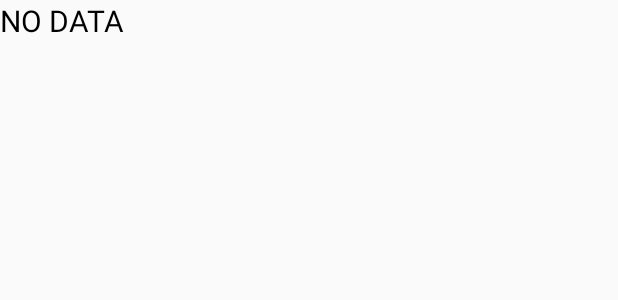
After one commit to nuxlight/NotaCnam, an Android app: the layout liste_style.xml on its own in the app's theme, with its tools: preview values and no code run, on a phone screen of 412 x 824 dp. The commit adds this screen. Shown: the top 300 px of the screen. Run offline under Robolectric (Android 15) with nearby library versions, the phone set to English and light mode, and no system bars.

Commit message:
First listview okay ;)
Signed-off-by: Thibaud Pellissier <thibaudpellissier@gmail.com>

```diff
--- a/app/src/main/java/trashcompagnie/notacnam/AuthClass.java
+++ b/app/src/main/java/trashcompagnie/notacnam/AuthClass.java
@@ -96,6 +96,7 @@ public class AuthClass extends AsyncTask<String, Void, JSONArray> {
             if(entete.length > 10 && entete.length != 13){
                 //jsonReturn.put(entete[0] + entete[1] + entete[2]+"-"+entete[3], tempJson);
                 //jsonReturn.put(b, tempJson);
+                tempJson.add(a-a,entete[0] + entete[1] + entete[2]+"-"+entete[3]);
                 jsonReturn.add(tempJson);
                 b++;
             }
--- /dev/null
+++ b/app/src/main/res/layout/liste_style.xml
@@ -0,0 +1,14 @@
+<?xml version="1.0" encoding="utf-8"?>
+<LinearLayout xmlns:android="http://schemas.android.com/apk/res/android"
+    android:layout_width="match_parent"
+    android:id="@+id/liste_style"
+    android:layout_height="150dp"
+    android:orientation="horizontal">
+    <TextView
+        android:layout_width="match_parent"
+        android:layout_height="match_parent"
+        android:id="@+id/textList"
+        android:text="NO DATA"
+        android:textSize="20dp"
+        android:textColor="#000"/>
+</LinearLayout>
```
Also changed, not shown: app/src/main/java/trashcompagnie/notacnam/NotaArrayAdapteur.java (added, +21 -0 lines), app/src/main/java/trashcompagnie/notacnam/NotesActivity.java (+8 -5 lines), 1 other file.
